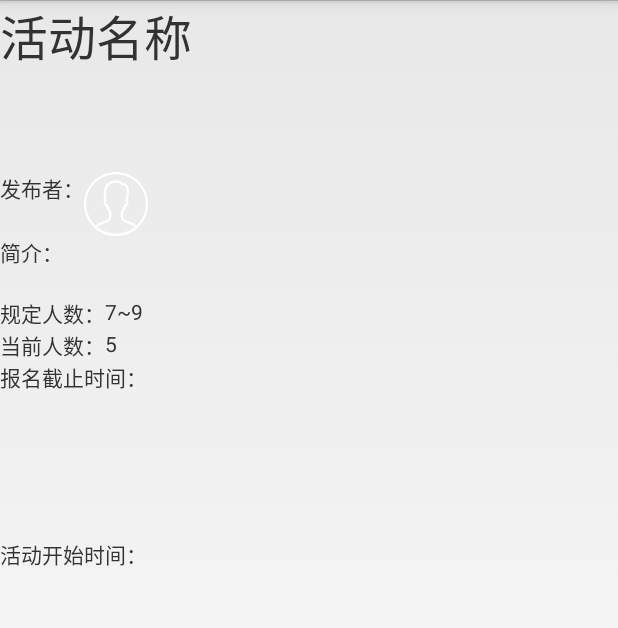
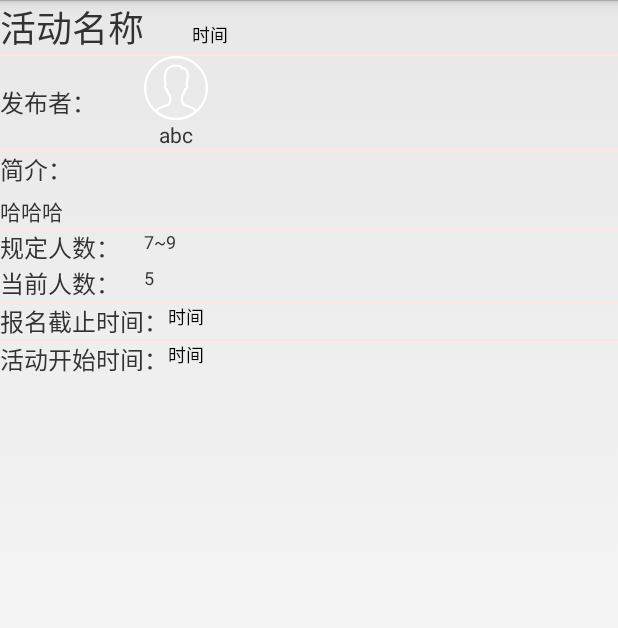
Before and after one commit to Brillins/QuYueCircle, an Android app: the layout activity_list_item.xml on its own in the app's theme, with its tools: preview values and no code run, on a phone screen of 412 x 824 dp. Shown: the top 628 px of the screen. Run offline under Robolectric (Android 15) with nearby library versions, the phone set to English and light mode, and no system bars.

Commit message:
delete ListViewAdapter.java,modify some content in some class

```diff
--- a/app/src/main/java/com/lovejoy/fragment/TitleJoinedFragment.java
+++ b/app/src/main/java/com/lovejoy/fragment/TitleJoinedFragment.java
@@ -9,11 +9,12 @@ import android.support.v4.app.Fragment;
 import android.view.LayoutInflater;
 import android.view.View;
 import android.view.ViewGroup;
+
 import android.widget.AdapterView;
 import android.widget.BaseAdapter;
 import android.widget.ImageView;
 import android.widget.ListView;
-import android.widget.TextClock;
+
 import android.widget.TextView;
 import android.widget.Toast;
 
@@ -21,6 +22,7 @@ import java.util.ArrayList;
 import java.util.List;
 
 public class TitleJoinedFragment extends Fragment {
+
 
 	ListView joinedListView;//声明一个ListView对象
 
@@ -36,4 +38,12 @@ public class TitleJoinedFragment extends Fragment {
 		return view;
 	}
 
+    @Override
+    public void onActivityCreated(Bundle savedInstanceState) {
+        super.onActivityCreated(savedInstanceState);
+
+
+    }
+
+
 }
--- a/app/src/main/res/layout/activity_list_item.xml
+++ b/app/src/main/res/layout/activity_list_item.xml
@@ -11,19 +11,26 @@
 
         <TextView
             android:id="@+id/activity_name"
-            android:layout_width="match_parent"
+            android:layout_width="wrap_content"
             android:layout_height="wrap_content"
             android:text="@string/activity_name"
-            android:textSize="32dp"/>
+            android:textSize="24dp"/>
 
-        <TextClock
+        <TextView
             android:id="@+id/create_date"
-            android:layout_width="match_parent"
+            android:layout_width="wrap_content"
             android:layout_height="wrap_content"
+            android:text = "时间"
+            android:textSize="12dp"
             android:textColor="@color/black"
-            android:textSize="12dp" />
+            android:layout_marginLeft="32dp"/>
 
     </LinearLayout>
+
+    <View
+        android:layout_width="match_parent"
+        android:layout_height="1dp"
+        android:background="#FFE4E1" />
 
     <LinearLayout
         android:layout_width="match_parent"
@@ -33,11 +40,15 @@
         <TextView
             android:layout_width="wrap_content"
             android:layout_height="match_parent"
-            android:text="发布者："/>
+            android:text="发布者："
+            android:textSize="16dp"
+            android:gravity="center_vertical"/>
 
         <LinearLayout
             android:layout_width="wrap_content"
-            android:layout_height="match_parent">
+            android:layout_height="match_parent"
+            android:orientation="vertical"
+            android:layout_marginLeft="32dp">
             <ImageView
                 android:id="@+id/creator_image"
                 android:layout_width="wrap_content"
@@ -47,11 +58,18 @@
             <TextView
                 android:id="@+id/creator_name"
                 android:layout_width="wrap_content"
-                android:layout_height="wrap_content" />
+                android:layout_height="wrap_content"
+                android:text = "abc"
+                android:layout_gravity="center" />
         </LinearLayout>
 
 
     </LinearLayout>
+
+    <View
+        android:layout_width="match_parent"
+        android:layout_height="1dp"
+        android:background="#FFE4E1" />
 
     <LinearLayout
         android:layout_width="match_parent"
@@ -61,7 +79,8 @@
         <TextView
             android:layout_width="match_parent"
             android:layout_height="match_parent"
-            android:text="简介："/>
+            android:text="简介："
+            android:textSize="16dp"/>
 
         <TextView
             android:id="@+id/abstract_infor"
@@ -69,9 +88,17 @@
             android:layout_height="match_parent"
             android:ellipsize="end"
             android:maxLines="3"
-            android:lineSpacingExtra="10dp"/>
+            android:text="哈哈哈"
+            android:lineSpacingExtra="10dp"
+            android:layout_marginTop="5dp"/>
 
     </LinearLayout>
+
+
+    <View
+        android:layout_width="match_parent"
+        android:layout_height="1dp"
+        android:background="#FFE4E1" />
 
     <LinearLayout
         android:layout_width="match_parent"
@@ -86,24 +113,29 @@
             <TextView
                 android:layout_width="wrap_content"
                 android:layout_height="match_parent"
-                android:text="规定人数："/>
+                android:text="规定人数："
+                android:textSize="16dp"/>
 
             <TextView
                 android:id="@+id/plan_number_min"
                 android:layout_width="wrap_content"
                 android:layout_height="match_parent"
-                android:text = "7"/>
+                android:text = "7"
+                android:textSize="12dp"
+                android:layout_marginLeft="16dp"/>
 
             <TextView
                 android:layout_width="wrap_content"
                 android:layout_height="match_parent"
-                android:text = "~"/>
+                android:text = "~"
+                android:textSize="12dp"/>
 
             <TextView
                 android:id="@+id/plan_number_max"
                 android:layout_width="wrap_content"
                 android:layout_height="match_parent"
-                android:text = "9"/>
+                android:text = "9"
+                android:textSize="12dp"/>
 
         </LinearLayout>
 
@@ -115,50 +147,76 @@
             <TextView
                 android:layout_width="wrap_content"
                 android:layout_height="match_parent"
-                android:text="当前人数："/>
+                android:text="当前人数："
+                android:textSize="16dp"/>
 
             <TextView
                 android:id="@+id/current_number"
                 android:layout_width="wrap_content"
                 android:layout_height="match_parent"
-                android:text = "5"/>
+                android:text = "5"
+                android:textSize="12dp"
+                android:layout_marginLeft="16dp"/>
 
         </LinearLayout>
+    </LinearLayout>
+
+    <View
+        android:layout_width="match_parent"
+        android:layout_height="1dp"
+        android:background="#FFE4E1" />
 
     <LinearLayout
         android:layout_width="match_parent"
         android:layout_height="wrap_content"
+        android:orientation="vertical">
+
+        <LinearLayout
+            android:layout_width="match_parent"
+            android:layout_height="match_parent"
             android:orientation="horizontal">
 
             <TextView
+                android:layout_width="wrap_content"
+                android:layout_height="match_parent"
+                android:text="报名截止时间："
+                android:textSize="16dp"/>
+
+
+            <TextView
+                android:id="@+id/activity_dealine"
+                android:layout_width="wrap_content"
+                android:layout_height="match_parent"
+                android:text = "时间"
+                android:textSize="12dp"
+                android:textColor="@color/black"/>
+
+
+        </LinearLayout>
+
+        <View
             android:layout_width="match_parent"
-                android:layout_height="match_parent"
-                android:text="报名截止时间："/>
-
-            <TextClock
-                android:id="@+id/activity_dealine"
-                android:layout_width="match_parent"
-                android:layout_height="match_parent"
-                android:textColor="@color/black"
-                android:textSize="12dp" />
-        </LinearLayout>
+            android:layout_height="1dp"
+            android:background="#FFE4E1" />
 
         <LinearLayout
             android:layout_width="match_parent"
-            android:layout_height="wrap_content"
+            android:layout_height="match_parent"
             android:orientation="horizontal">
 
             <TextView
-                android:layout_width="match_parent"
+                android:layout_width="wrap_content"
                 android:layout_height="match_parent"
-                android:text="活动开始时间："/>
+                android:text="活动开始时间："
+                android:textSize="16dp"/>
 
-            <TextClock
+            <TextView
                 android:id="@+id/start_time"
-                android:layout_width="match_parent"
+                android:layout_width="wrap_content"
                 android:layout_height="match_parent"
-                android:textColor="@color/black"
-                android:textSize="12dp" />
+                android:text = "时间"
+                android:textSize="12dp"
+                android:textColor="@color/black"/>
         </LinearLayout>
 
     </LinearLayout>
```
Also changed, not shown: 45 other files. Lines whose indentation alone changed are shown as unchanged.
